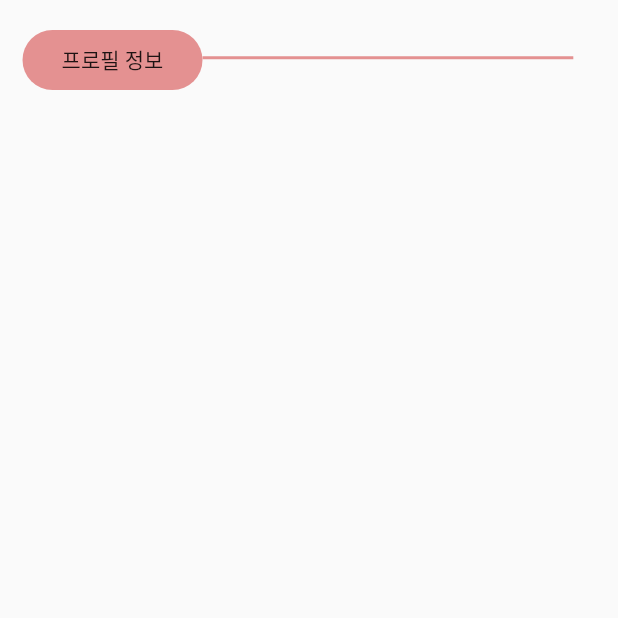
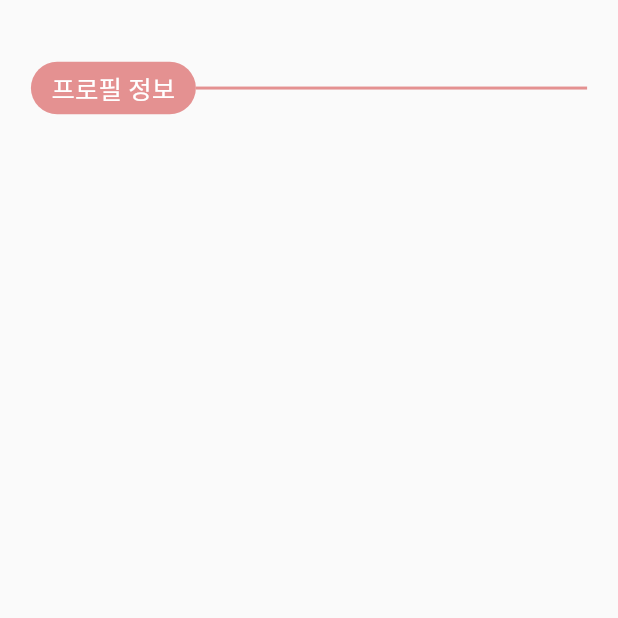
Before and after one commit to ParkSangbeomm/LetsExercise, a Flutter app: the MyPage screen opened by its route, on a phone screen of 412 x 824 dp, the top half of it. Run offline on Flutter 3.47's test engine with Material 2 defaults, Android fonts, the phone set to English and light mode, and no system bars; our stand-ins replace google_maps_flutter.

Commit message:
Create by yeob on 2021/11/06  - chore : mypage.dart

```diff
--- a/organization_chat_app/lib/mypage.dart
+++ b/organization_chat_app/lib/mypage.dart
@@ -1,5 +1,4 @@
 import 'package:flutter/material.dart';
-import 'package:flutter_screenutil/flutter_screenutil.dart';
 
 class MyPage extends StatefulWidget {
   @override
@@ -13,45 +12,64 @@ class _MyPageState extends State<MyPage> {
     double sheight = MediaQuery.of(context).size.height;
 
     return Scaffold(
-
-        body: SafeArea(
+      body: Padding(
+        padding: EdgeInsets.fromLTRB(swidth*0.05, sheight*0.05, swidth*0.05, 0.0),
           child: Column(
             crossAxisAlignment: CrossAxisAlignment.stretch,
             children: [
-              Row(
+            drawDivider(swidth: swidth, title: "프로필 정보"),
+
+            ],
+        ),
+
+      ), // This trailing comma makes auto-formatting nicer for build methods.
+    );
+  }
+
+}
+
+class drawDivider extends StatelessWidget {
+
+  final double swidth;
+  final String title;
+
+  drawDivider({
+    required this.swidth,
+    required this.title,
+  });
+
+
+  @override
+  Widget build(BuildContext context) {
+    return Row(
     // crossAxisAlignment: CrossAxisAlignment.center,
     mainAxisSize: MainAxisSize.max,
     children: [
 
       // 동그라미
       Container(
-                    margin: EdgeInsets.fromLTRB(15, 20, 0, 0),
-                    height: 40,
-                    width: 120,
+        // margin: EdgeInsets.fromTRB(15, 20, 0, 0),
+        height: 35,
+        width: 110,
         decoration: BoxDecoration(
           borderRadius: BorderRadius.circular(50),
           color: const Color(0xffe49191),
         ),
         child: Center(
-                      child: Text('프로필 정보', ),
+          child: Text(this.title, style: TextStyle(fontSize: 17, color: Colors.white)),
 
+          // child: Text(this.title, style: TextStyle(fontSize: 17,  color: Colors.white)),
         ),
       ),
+
       // 선
       Container(
-                    margin: EdgeInsets.only(top: 17),
+        // margin: EdgeInsets.only(top: 17),
         height: 2.0,
-                    width: swidth*0.6,
+        width: swidth*0.9-110,
         color: const Color(0xffe49191),
       )
     ],
-              ),
-
-            ],
-          ),
-        ), // This trailing comma makes auto-formatting nicer for build methods.
           );
   }
-
-
 }
```
Lines whose indentation alone changed are shown as unchanged.
